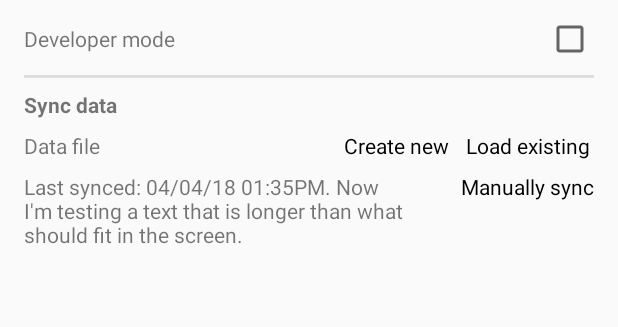
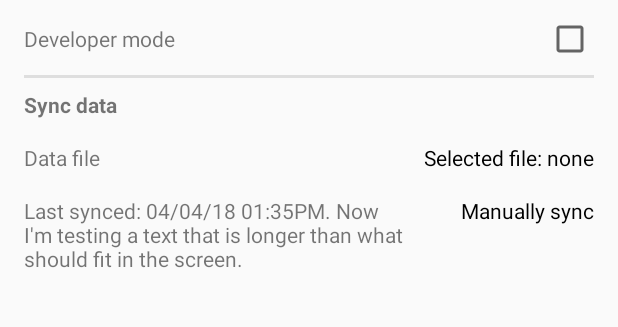
Before and after one commit to qphamhuy/SlotBits, an Android app: the screen it shows after launch (SettingsActivity), in the options menu, after a tap on "Settings", on a phone screen of 412 x 824 dp, the part 84-411 px from its top. Run offline under Robolectric (Android 15) with nearby library versions, the phone set to English and light mode, and no system bars; our stand-ins replace Room's generated code; libraries missing offline, so code that uses them is left out: android.test, com.gregacucnik, net.danlew.android; 3 statements that could not run were skipped.

Commit message:
Update data file options in Settings activity
+ write to file on habit create and slot completion

```diff
--- a/app/src/main/java/com/quang/timeslots/TimeSlotsApplication.java
+++ b/app/src/main/java/com/quang/timeslots/TimeSlotsApplication.java
@@ -1,7 +1,10 @@
 package com.quang.timeslots;
 
+import android.app.AlertDialog;
 import android.app.Application;
 import android.arch.persistence.room.Room;
+import android.content.SharedPreferences;
+import android.net.Uri;
 
 import com.quang.timeslots.common.FileIO;
 import com.quang.timeslots.common.HabitTimer;
@@ -9,12 +12,19 @@ import com.quang.timeslots.db.TimeSlotsDatabase;
 
 import net.danlew.android.joda.JodaTimeAndroid;
 
+/**
+ * Application singleton providing some global functionality
+ */
 public class TimeSlotsApplication extends Application {
     private static TimeSlotsApplication _instance;
     private TimeSlotsDatabase _db;
+    private SharedPreferences _sharedPrefs;
 
     public boolean isDevMode = false; /** Toggleable dev mode (fixed 5s timer) */
 
+    /**
+     * Called when the application is first started
+     */
     @Override
     public void onCreate() {
         super.onCreate();
@@ -22,6 +32,7 @@ public class TimeSlotsApplication extends Application {
         _instance = this;
         _db = Room.databaseBuilder(getApplicationContext(), TimeSlotsDatabase.class, "TimeSlots")
                 .build();
+        _sharedPrefs = getSharedPreferences(getString(R.string.shared_preferences_id), MODE_PRIVATE);
 
         HabitTimer.getInstance();
         FileIO.getInstance();
@@ -29,11 +40,47 @@ public class TimeSlotsApplication extends Application {
         JodaTimeAndroid.init(this);
     }
 
+    /**
+     * Get the singleton object
+     * @return
+     */
     public static TimeSlotsApplication getInstance() {
         return _instance;
     }
 
+    /**
+     * Get application's database
+     * @return
+     */
     public TimeSlotsDatabase getDB() {
         return _db;
     }
+
+    /**
+     * Save selected data file to shared prefs
+     * @param uri
+     */
+    public void saveDataFileUri(Uri uri) {
+        SharedPreferences.Editor editor = _sharedPrefs.edit();
+        editor.putString(getString(R.string.shared_preferences_key_data_file_name), uri.toString());
+        editor.commit();
+    }
+
+    /**
+     * Retrieve selected data file URI from shared prefs
+     * @return
+     */
+    public Uri getDataFileUri() {
+        String uri = _sharedPrefs.getString(getString(R.string.shared_preferences_key_data_file_name), "");
+        return uri.equals("") ? null : Uri.parse(uri);
+    }
+
+    /**
+     * Delete selected data file from shared prefs
+     */
+    public void deleteDataFileUri() {
+        SharedPreferences.Editor editor = _sharedPrefs.edit();
+        editor.remove(getString(R.string.shared_preferences_key_data_file_name));
+        editor.commit();
+    }
 }
--- a/app/src/main/java/com/quang/timeslots/db/HabitDAO.java
+++ b/app/src/main/java/com/quang/timeslots/db/HabitDAO.java
@@ -6,32 +6,44 @@ import android.arch.persistence.room.Delete;
 import android.arch.persistence.room.Insert;
 import android.arch.persistence.room.Query;
 import android.arch.persistence.room.Update;
+import android.net.Uri;
+
+import com.quang.timeslots.TimeSlotsApplication;
+import com.quang.timeslots.common.FileIO;
 
 import java.util.List;
 
 @Dao
-public interface HabitDAO {
-    @Insert
-    long createHabit(Habit habit);
+public abstract class HabitDAO {
+    public long createHabit(Habit habit) {
+        long id = createHabitSql(habit);
+        Uri dataFileUri = TimeSlotsApplication.getInstance().getDataFileUri();
+        if (dataFileUri != null)
+            FileIO.getInstance().writeToFile(dataFileUri, null);
+        return id;
+    }
 
     @Insert
-    long[] createHabits(List<Habit> habits);
+    public abstract long createHabitSql(Habit habit);
+
+    @Insert
+    public abstract long[] createHabits(List<Habit> habits);
 
     @Update
-    void updateHabit(Habit habit);
+    public abstract void updateHabit(Habit habit);
 
     @Delete
-    void deleteHabit(Habit habit);
+    public abstract void deleteHabit(Habit habit);
 
     @Query("DELETE FROM habits")
-    void deleteAllHabits();
+    public abstract void deleteAllHabits();
 
     @Query("SELECT MAX(order_number) FROM habits")
-    int getMaxOrderNumber();
+    public abstract int getMaxOrderNumber();
 
     @Query("SELECT * FROM habits ORDER BY order_number")
-    LiveData<List<Habit>> getAllHabits();
+    public abstract LiveData<List<Habit>> getAllHabits();
 
     @Query("SELECT * FROM habits ORDER BY order_number")
-    List<Habit> getAllHabitsSync();
+    public abstract List<Habit> getAllHabitsSync();
 }
--- a/app/src/main/java/com/quang/timeslots/db/SlotDAO.java
+++ b/app/src/main/java/com/quang/timeslots/db/SlotDAO.java
@@ -3,28 +3,39 @@ package com.quang.timeslots.db;
 import android.arch.persistence.room.Dao;
 import android.arch.persistence.room.Insert;
 import android.arch.persistence.room.Query;
+import android.net.Uri;
+
+import com.quang.timeslots.TimeSlotsApplication;
+import com.quang.timeslots.common.FileIO;
 
 import org.joda.time.DateTime;
 
 import java.util.List;
 
 @Dao
-public interface SlotDAO {
-    @Insert
-    void createSlot(Slot slot);
+public abstract class SlotDAO {
+    public void createSlot(Slot slot) {
+        createSlotSQL(slot);
+        Uri dataFileUri = TimeSlotsApplication.getInstance().getDataFileUri();
+        if (dataFileUri != null)
+            FileIO.getInstance().writeToFile(dataFileUri, null);
+    }
 
     @Insert
-    void createSlots(List<Slot> slots);
+    protected abstract void createSlotSQL(Slot slot);
+
+    @Insert
+    public abstract void createSlots(List<Slot> slots);
 
     @Query("SELECT date_completed FROM slots WHERE habit_id = :id")
-    DateTime[] getHabitHistory(int id);
+    public abstract DateTime[] getHabitHistory(int id);
 
     @Query("DELETE FROM slots WHERE habit_id = :id")
-    void deleteHabitHistory(int id);
+    public abstract void deleteHabitHistory(int id);
 
     @Query("DELETE FROM slots")
-    void deleteAllSlots();
+    public abstract void deleteAllSlots();
 
     @Query("SELECT * FROM slots")
-    List<Slot> getAllSlots();
+    public abstract List<Slot> getAllSlots();
 }
--- a/app/src/main/res/layout/settings.xml
+++ b/app/src/main/res/layout/settings.xml
@@ -47,7 +47,7 @@
                 android:id="@+id/settings_sync_title"
                 android:layout_width="match_parent"
                 android:layout_height="wrap_content"
-                android:paddingBottom="@dimen/small_margin"
+                android:paddingBottom="@dimen/medium_margin"
                 android:paddingTop="@dimen/small_margin"
                 android:text="@string/title_settings_sync_data"
                 android:textStyle="bold" />
@@ -55,7 +55,7 @@
             <RelativeLayout
                 android:layout_width="match_parent"
                 android:layout_height="wrap_content"
-                android:paddingBottom="@dimen/small_margin">
+                android:paddingBottom="@dimen/medium_margin">
 
                 <TextView
                     android:id="@+id/settings_file_label"
@@ -64,21 +64,15 @@
                     android:layout_alignParentStart="true"
                     android:text="@string/label_settings_data_file" />
 
-                <Button
-                    android:id="@+id/settings_file_create_button"
-                    style="@style/TimeSlotsTheme.TransparentButton"
-                    android:layout_alignBaseline="@id/settings_file_label"
-                    android:layout_toStartOf="@id/settings_file_browse_button"
-                    android:onClick="onNewDataFileClick"
-                    android:text="@string/button_create_file" />
-
-                <Button
-                    android:id="@+id/settings_file_browse_button"
-                    style="@style/TimeSlotsTheme.TransparentButton"
+                <TextView
+                    android:id="@+id/settings_selected_file_text"
+                    android:layout_width="wrap_content"
+                    android:layout_height="wrap_content"
+                    android:textColor="@color/textColorPrimary"
                     android:layout_alignBaseline="@id/settings_file_label"
                     android:layout_alignParentEnd="true"
-                    android:onClick="onLoadDataFileClick"
-                    android:text="@string/button_load_file" />
+                    android:onClick="showDataFileMenu" />
+
             </RelativeLayout>
 
             <RelativeLayout
--- /dev/null
+++ b/app/src/main/res/menu/data_file_menu.xml
@@ -0,0 +1,18 @@
+<menu
+    xmlns:android="http://schemas.android.com/apk/res/android">
+
+    <item
+        android:id="@+id/create_data_file_button"
+        android:orderInCategory="200"
+        android:title="@string/button_create_file" />
+
+    <item
+        android:id="@+id/load_data_file_button"
+        android:orderInCategory="300"
+        android:title="@string/button_load_file" />
+
+    <item
+        android:id="@+id/disconnect_data_file_button"
+        android:orderInCategory="400"
+        android:title="@string/button_disconnect_file" />
+</menu>
--- a/app/src/main/res/values/strings.xml
+++ b/app/src/main/res/values/strings.xml
@@ -32,6 +32,8 @@
     <string name="text_habit_delete">Are you sure you want to delete this habit?</string>
     <string name="text_slot_completed">Yay! You just completed a new slot for %1$s!</string>
     <string name="text_file_name">File name</string>
+    <string name="text_selected_data_file">Selected file: %1$s</string>
+    <string name="text_none">none</string>
 
     <!-- Buttons -->
     <string name="button_settings">Settings</string>
@@ -46,6 +48,7 @@
     <string name="button_create">Create</string>
     <string name="button_create_file">Create new</string>
     <string name="button_load_file">Load existing</string>
+    <string name="button_disconnect_file">Disconnect</string>
     <string name="button_manual_sync">Manually sync</string>
 
     <!-- Log messages -->
@@ -56,4 +59,9 @@
     <string name="log_error_file_to_data">Reading data from file failed: %1$s</string>
     <string name="log_error_data_to_file">Writing data to file failed: %1$s</string>
     <string name="log_error_parse_data">Parsing data file failed: %1$s</string>
+
+    <!-- Shared preferences -->
+    <string name="shared_preferences_id">com.quang.timeslots.sharedpreferences</string>
+    <string name="shared_preferences_key_data_file_name">DATA_FILE_NAME</string>
+    <string name="shared_preferences_key_last_sync_date">LAST_SYNC_DATE</string>
 </resources>
--- a/build.gradle
+++ b/build.gradle
@@ -7,7 +7,7 @@ buildscript {
         jcenter()
     }
     dependencies {
-        classpath 'com.android.tools.build:gradle:3.1.1'
+        classpath 'com.android.tools.build:gradle:3.1.3'
 
 
         // NOTE: Do not place your application dependencies here; they belong
```
Also changed, not shown: app/src/main/java/com/quang/timeslots/common/FileIO.java (+7 -0 lines), app/src/main/java/com/quang/timeslots/db/Slot.java (+10 -0 lines), app/src/main/java/com/quang/timeslots/settings/SettingsActivity.java (+124 -32 lines).
